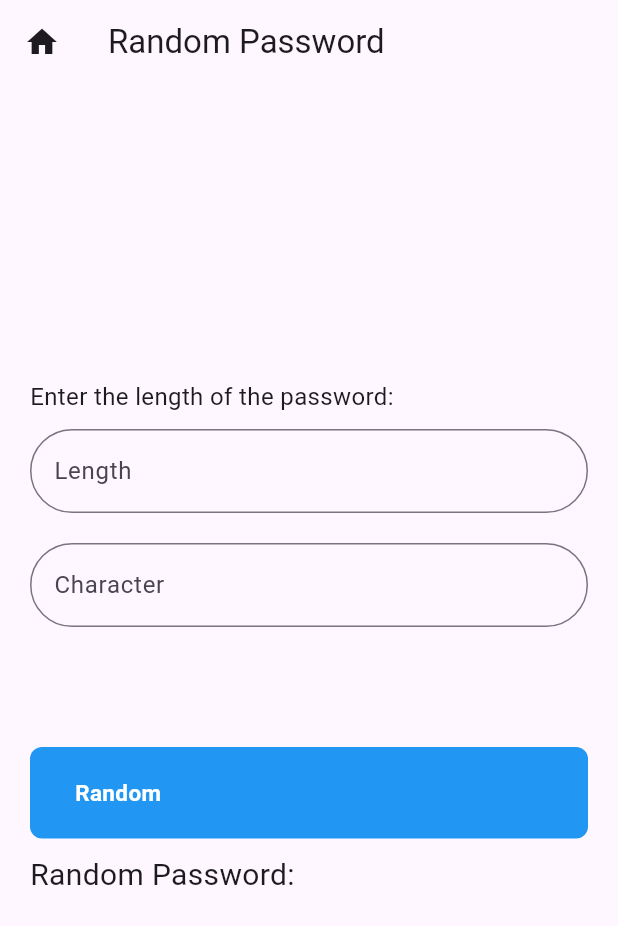
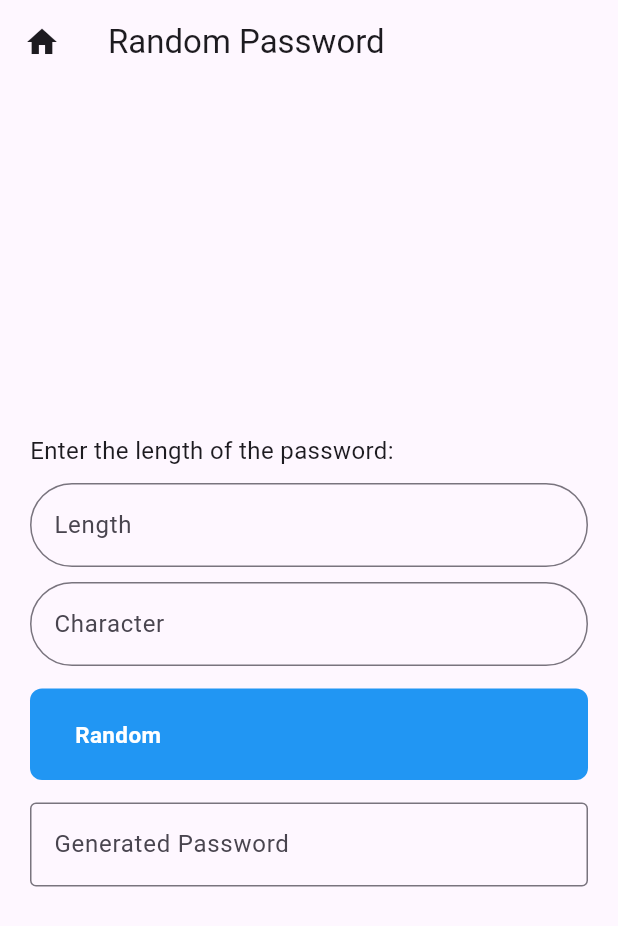
Before and after one commit to Alan-Allen/NSRC_54_Flutter_School, a Flutter app: the PasswordScreen screen opened by its route, on a phone screen of 412 x 824 dp. Shown: the top 926 px of the screen. Run offline on Flutter 3.47's test engine with Material 3 defaults, Android fonts, the light colour scheme and no system bars; our stand-ins replace sqflite; accounts and stored records are empty.

Commit message:
school-2024/3/11/03:04

```diff
--- a/lib/screens/Password_screen.dart
+++ b/lib/screens/Password_screen.dart
@@ -13,6 +13,7 @@ class PasswordScreen extends StatefulWidget {
 class _PasswordScreenState extends State<PasswordScreen> {
   final TextEditingController _lengthController = TextEditingController();
   final TextEditingController _characterController = TextEditingController();
+  final TextEditingController _generatedPasswordController = TextEditingController();
   String _generatedPassword = '';
 
   @override
@@ -50,7 +51,7 @@ class _PasswordScreenState extends State<PasswordScreen> {
                 ),
               ),
             ),
-            const SizedBox(height: 20),
+            const SizedBox(height: 10),
             TextField(
               controller: _characterController,
               decoration: InputDecoration(
@@ -62,7 +63,7 @@ class _PasswordScreenState extends State<PasswordScreen> {
                 ),
               ),
             ),
-            const SizedBox(height: 80),
+            const SizedBox(height: 15),
             CustomButton(
               onPressed: () {
                 print('Create Button Pressed');
@@ -75,6 +76,7 @@ class _PasswordScreenState extends State<PasswordScreen> {
                 int passwordLength = int.tryParse(length) ?? 8;
                 setState(() {
                   _generatedPassword = generatePassword(passwordLength, allowedCharacters: character);
+                  _generatedPasswordController.text = _generatedPassword;
                   print('Length: $length, Character: $character, Password: $_generatedPassword');
                 });
               },
@@ -84,12 +86,14 @@ class _PasswordScreenState extends State<PasswordScreen> {
               width: 30,
               height: 20,
             ),
-            const SizedBox(height: 10),
-            Text(
-              'Random Password: \n $_generatedPassword',
-              style: const TextStyle(
-                fontSize: 20,
-                fontWeight: FontWeight.normal,
+            const SizedBox(height: 15),
+            TextField( // Use TextField instead of Text for editing
+              controller: _generatedPasswordController,
+              decoration: const InputDecoration(
+                labelText: 'Generated Password', // Change label
+                border: OutlineInputBorder(
+                  borderSide: BorderSide(width: 3, color: Colors.greenAccent),
+                ),
               ),
             ),
           ],
```
Also changed, not shown: lib/screens/AccountScreen.dart (+0 -62 lines).
